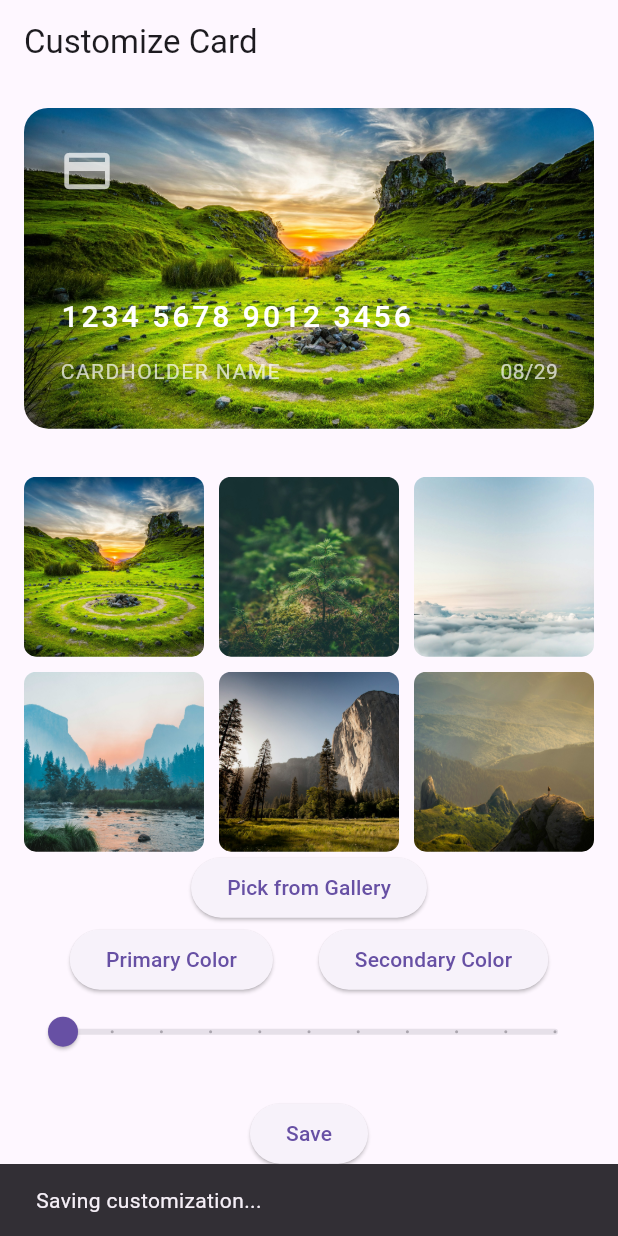
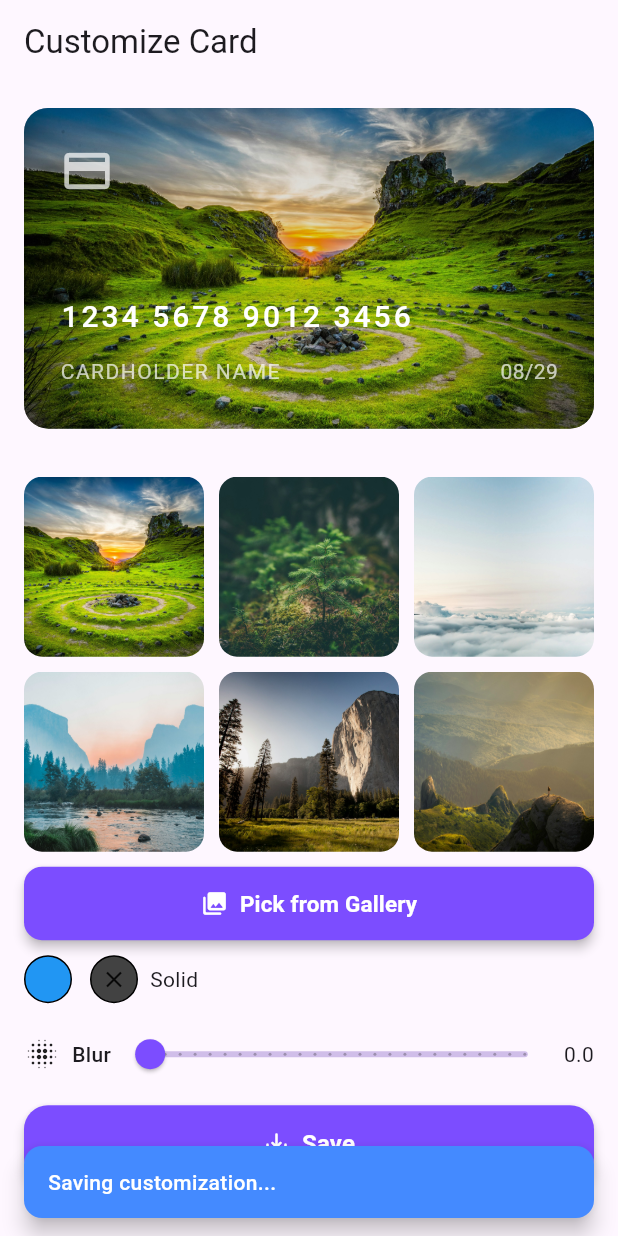
Before and after one commit to AsadbekDeveloper/card_customization, a Flutter app: the screen it shows after launch, after a tap on "Save", on a phone screen of 412 x 824 dp. Run offline on Flutter 3.47's test engine with Material 3 defaults, Android fonts, the phone set to English and light mode, and no system bars; our stand-ins replace equatable, flutter_bloc, flutter_colorpicker, flutter_image_compress, image_picker.

Commit message:
Improving the ui

```diff
--- a/lib/features/card_customization/data/repositories/card_customization_repository_impl.dart
+++ b/lib/features/card_customization/data/repositories/card_customization_repository_impl.dart
@@ -11,7 +11,6 @@ class CardCustomizationRepositoryImpl implements CardCustomizationRepository {
     Uint8List? compressedImageBytes,
   }) async {
     await Future.delayed(const Duration(seconds: 2));
-
     final mockPayload = {
       'blur': data.blur,
       'color1': data.color1?.value.toRadixString(16),
--- a/lib/features/card_customization/presentation/bloc/card_customization_bloc.dart
+++ b/lib/features/card_customization/presentation/bloc/card_customization_bloc.dart
@@ -18,8 +18,6 @@ class CardCustomizationBloc extends Bloc<CardCustomizationEvent, CardCustomizati
         state.copyWith(
           data: CardCustomizationData(
             imagePath: event.imagePath,
-            scale: state.data.scale,
-            offset: state.data.offset,
             blur: state.data.blur,
           ),
           status: CardCustomizationStatus.initial,
@@ -35,8 +33,6 @@ class CardCustomizationBloc extends Bloc<CardCustomizationEvent, CardCustomizati
           state.copyWith(
             data: CardCustomizationData(
               imageFile: File(pickedFile.path),
-              scale: state.data.scale,
-              offset: state.data.offset,
               blur: state.data.blur,
             ),
             status: CardCustomizationStatus.initial,
--- a/lib/features/card_customization/presentation/pages/card_customization_page.dart
+++ b/lib/features/card_customization/presentation/pages/card_customization_page.dart
@@ -1,13 +1,12 @@
 import 'package:card_customization/features/card_customization/presentation/bloc/card_customization_bloc.dart';
 import 'package:card_customization/features/card_customization/presentation/bloc/card_customization_event.dart';
+import 'package:card_customization/features/card_customization/presentation/widgets/save_button.dart';
 import 'package:flutter/material.dart';
 import 'package:flutter_bloc/flutter_bloc.dart';
-import '../widgets/blur_slider_widget.dart';
 import '../widgets/card_widget.dart';
-import '../widgets/color_picker_widget.dart';
+import '../widgets/apperance_controls.dart';
 import '../widgets/image_grid_widget.dart';
-import '../widgets/pick_from_gallery_button.dart';
-import '../bloc/card_customization_state.dart'; // Import the state file
+import '../bloc/card_customization_state.dart';
 
 class CardCustomizationPage extends StatefulWidget {
   const CardCustomizationPage({super.key});
@@ -29,20 +28,43 @@ class _CardCustomizationPageState extends State<CardCustomizationPage> {
   Widget build(BuildContext context) {
     return Scaffold(
       appBar: AppBar(title: const Text('Customize Card')),
-      body: BlocListener<CardCustomizationBloc, CardCustomizationState>(
+      body: SafeArea(
+        child: BlocListener<CardCustomizationBloc, CardCustomizationState>(
           listener: (context, state) {
-          if (state.status == CardCustomizationStatus.loading) {
-            ScaffoldMessenger.of(context).showSnackBar(
-              const SnackBar(content: Text('Saving customization...')),
+            final messenger = ScaffoldMessenger.of(context);
+
+            void showStyledSnackBar(String message, {Color? color}) {
+              messenger.clearSnackBars();
+              messenger.showSnackBar(
+                SnackBar(
+                  content: Text(
+                    message,
+                    style: const TextStyle(color: Colors.white, fontWeight: FontWeight.w500),
+                  ),
+                  backgroundColor: color ?? Colors.grey[900],
+                  behavior: SnackBarBehavior.floating,
+                  shape: RoundedRectangleBorder(borderRadius: BorderRadius.circular(12)),
+                  margin: const EdgeInsets.symmetric(horizontal: 16, vertical: 12),
+                  duration: const Duration(seconds: 2),
+                ),
               );
-          } else if (state.status == CardCustomizationStatus.success) {
-            ScaffoldMessenger.of(context).showSnackBar(
-              const SnackBar(content: Text('Customization saved successfully!')),
+            }
+
+            switch (state.status) {
+              case CardCustomizationStatus.loading:
+                showStyledSnackBar('Saving customization...', color: Colors.blueAccent);
+                break;
+              case CardCustomizationStatus.success:
+                showStyledSnackBar('Customization saved successfully!', color: Colors.green);
+                break;
+              case CardCustomizationStatus.failure:
+                showStyledSnackBar(
+                  'Failed to save customization: ${state.errorMessage}',
+                  color: Colors.redAccent,
                 );
-          } else if (state.status == CardCustomizationStatus.failure) {
-            ScaffoldMessenger.of(context).showSnackBar(
-              SnackBar(content: Text('Failed to save customization: ${state.errorMessage}')),
-            );
+                break;
+              default:
+                break;
             }
           },
           child: CustomScrollView(
@@ -57,16 +79,10 @@ class _CardCustomizationPageState extends State<CardCustomizationPage> {
                   child: Column(
                     children: [
                       ImageGridWidget(),
-                    const PickFromGalleryButton(),
-                    const ColorPickerWidget(),
-                    const BlurSliderWidget(),
-                    const SizedBox(height: 20),
-                    ElevatedButton(
-                      onPressed: () {
-                        context.read<CardCustomizationBloc>().add(SaveCustomization());
-                      },
-                      child: const Text('Save'),
-                    ),
+                      const SizedBox(height: 10),
+                      const AppearanceControlsWidget(),
+                      const SizedBox(height: 10),
+                      SaveButton(),
                     ],
                   ),
                 ),
@@ -74,6 +90,7 @@ class _CardCustomizationPageState extends State<CardCustomizationPage> {
             ],
           ),
         ),
+      ),
     );
   }
 }
--- /dev/null
+++ b/lib/features/card_customization/presentation/widgets/apperance_controls.dart
@@ -0,0 +1,124 @@
+import 'package:flutter/material.dart';
+import 'package:flutter_bloc/flutter_bloc.dart';
+import 'package:flutter_colorpicker/flutter_colorpicker.dart';
+import '../bloc/card_customization_bloc.dart';
+import '../bloc/card_customization_event.dart';
+import '../bloc/card_customization_state.dart';
+
+class AppearanceControlsWidget extends StatelessWidget {
+  const AppearanceControlsWidget({super.key});
+
+  @override
+  Widget build(BuildContext context) {
+    return BlocBuilder<CardCustomizationBloc, CardCustomizationState>(
+      builder: (context, state) {
+        final primary = state.data.color1 ?? Colors.blue;
+        final secondary = state.data.color2;
+
+        return Column(
+          crossAxisAlignment: CrossAxisAlignment.center,
+          children: [
+            Row(
+              children: [
+                _buildColorDot(context, primary, isPrimary: true),
+                const SizedBox(width: 12),
+                _buildColorDot(context, secondary ?? Colors.transparent, isPrimary: false),
+                const SizedBox(width: 8),
+                Text(secondary != null ? "Gradient" : "Solid"),
+              ],
+            ),
+            const SizedBox(height: 10),
+
+            Row(
+              children: [
+                const Icon(Icons.blur_on),
+                const SizedBox(width: 8),
+                const Text('Blur', style: TextStyle(fontSize: 14, fontWeight: FontWeight.w500)),
+                Expanded(
+                  child: SliderTheme(
+                    data: SliderTheme.of(context).copyWith(
+                      activeTrackColor: Colors.deepPurpleAccent,
+                      inactiveTrackColor: Colors.deepPurple.withOpacity(0.3),
+                      thumbColor: Colors.deepPurpleAccent,
+                      overlayColor: Colors.deepPurpleAccent.withOpacity(0.2),
+                      trackHeight: 4,
+                      thumbShape: const RoundSliderThumbShape(enabledThumbRadius: 10),
+                    ),
+                    child: Slider(
+                      value: state.data.blur,
+                      min: 0,
+                      max: 25,
+                      divisions: 25,
+                      onChanged: (value) {
+                        context.read<CardCustomizationBloc>().add(BlurChanged(value));
+                      },
+                    ),
+                  ),
+                ),
+                Text(state.data.blur.toStringAsFixed(1)),
+              ],
+            ),
+          ],
+        );
+      },
+    );
+  }
+
+  Widget _buildColorDot(BuildContext context, Color color, {required bool isPrimary}) {
+    final isTransparent = color == Colors.transparent;
+
+    return InkWell(
+      onTap: () => _pickColor(context, isPrimary),
+      borderRadius: BorderRadius.circular(24),
+      child: Container(
+        width: 32,
+        height: 32,
+        decoration: BoxDecoration(
+          color: isTransparent ? Colors.grey.shade800 : color,
+          shape: BoxShape.circle,
+          border: Border.all(width: 1),
+        ),
+        child: isTransparent ? const Icon(Icons.close, size: 18) : null,
+      ),
+    );
+  }
+
+  void _pickColor(BuildContext context, bool isPrimary) {
+    final bloc = context.read<CardCustomizationBloc>();
+    Color pickedColor = isPrimary
+        ? bloc.state.data.color1 ?? Colors.blue
+        : bloc.state.data.color2 ?? Colors.red;
+
+    showDialog(
+      context: context,
+      builder: (_) => AlertDialog(
+        title: Text(isPrimary ? 'Pick Primary Color' : 'Pick Secondary Color'),
+        content: SingleChildScrollView(
+          child: ColorPicker(
+            pickerColor: pickedColor,
+            onColorChanged: (color) => pickedColor = color,
+          ),
+        ),
+        actions: [
+          TextButton(onPressed: () => Navigator.pop(context), child: const Text('Cancel')),
+          ElevatedButton(
+            onPressed: () {
+              if (isPrimary) {
+                bloc.add(ColorChanged(pickedColor, color2: bloc.state.data.color2));
+              } else {
+                bloc.add(
+                  ColorChanged(
+                    bloc.state.data.color1 ?? Colors.blue,
+                    color2: pickedColor == bloc.state.data.color1 ? null : pickedColor,
+                  ),
+                );
+              }
+              Navigator.pop(context);
+            },
+            child: const Text('Select'),
+          ),
+        ],
+      ),
+    );
+  }
+}
--- a/lib/features/card_customization/presentation/widgets/blur_slider_widget.dart
+++ /dev/null
@@ -1,27 +0,0 @@
-import 'package:flutter/material.dart';
-import 'package:flutter_bloc/flutter_bloc.dart';
-import '../bloc/card_customization_bloc.dart';
-import '../bloc/card_customization_event.dart';
-import '../bloc/card_customization_state.dart';
-
-class BlurSliderWidget extends StatelessWidget {
-  const BlurSliderWidget({super.key});
-
-  @override
-  Widget build(BuildContext context) {
-    return BlocBuilder<CardCustomizationBloc, CardCustomizationState>(
-      builder: (context, state) {
-        return Slider(
-          value: state.data.blur,
-          min: 0,
-          max: 10,
-          divisions: 10,
-          label: state.data.blur.round().toString(),
-          onChanged: (double value) {
-            context.read<CardCustomizationBloc>().add(BlurChanged(value));
-          },
-        );
-      },
-    );
-  }
-}
--- a/lib/features/card_customization/presentation/widgets/card_widget.dart
+++ b/lib/features/card_customization/presentation/widgets/card_widget.dart
@@ -37,13 +37,15 @@ class _CardWidgetState extends State<CardWidget> {
           child: GestureDetector(
             onScaleStart: (details) {
               _scale = state.data.scale;
+              _offset = state.data.offset;
             },
             onScaleUpdate: (details) {
+              final deltaScale = (details.scale - 1) * 0.2;
+              final newScale = (_scale + deltaScale).clamp(0.5, 3.0);
+
+              context.read<CardCustomizationBloc>().add(ScaleUpdated(newScale));
               context.read<CardCustomizationBloc>().add(
-                ScaleUpdated(state.data.scale * details.scale),
-              );
-              context.read<CardCustomizationBloc>().add(
-                PositionUpdated(state.data.offset + details.focalPointDelta),
+                PositionUpdated(_offset + details.focalPointDelta),
               );
             },
             child: ClipRRect(
@@ -51,6 +53,7 @@ class _CardWidgetState extends State<CardWidget> {
               child: Stack(
                 fit: StackFit.expand,
                 children: [
+                  ColoredBox(color: Colors.grey),
                   Container(
                     decoration: BoxDecoration(
                       gradient:
@@ -87,7 +90,7 @@ class _CardWidgetState extends State<CardWidget> {
 
                   BackdropFilter(
                     filter: ImageFilter.blur(sigmaX: state.data.blur, sigmaY: state.data.blur),
-                    child: Container(color: Colors.transparent),
+                    child: Container(color: Colors.black12),
                   ),
                   Positioned(
                     top: 24,
--- a/lib/features/card_customization/presentation/widgets/color_picker_widget.dart
+++ /dev/null
@@ -1,66 +0,0 @@
-import 'package:flutter/material.dart';
-import 'package:flutter_bloc/flutter_bloc.dart';
-import 'package:flutter_colorpicker/flutter_colorpicker.dart';
-import '../bloc/card_customization_bloc.dart';
-import '../bloc/card_customization_event.dart';
-import '../bloc/card_customization_state.dart';
-
-class ColorPickerWidget extends StatelessWidget {
-  const ColorPickerWidget({super.key});
-
-  @override
-  Widget build(BuildContext context) {
-    return BlocBuilder<CardCustomizationBloc, CardCustomizationState>(
-      builder: (context, state) {
-        return Row(
-          mainAxisAlignment: MainAxisAlignment.spaceEvenly,
-          children: [
-            ElevatedButton(
-              onPressed: () => _pickColor(context, true),
-              child: const Text('Primary Color'),
-            ),
-            ElevatedButton(
-              onPressed: () => _pickColor(context, false),
-              child: const Text('Secondary Color'),
-            ),
-          ],
-        );
-      },
-    );
-  }
-
-  void _pickColor(BuildContext context, bool isPrimary) {
-    Color pickedColor = isPrimary
-        ? context.read<CardCustomizationBloc>().state.data.color1 ??
-            Colors.blue
-        : context.read<CardCustomizationBloc>().state.data.color2 ??
-            Colors.red;
-
-    showDialog(
-      context: context,
-      builder: (context) => AlertDialog(
-        title: const Text('Pick a color!'),
-        content: SingleChildScrollView(
-          child: ColorPicker(
-            pickerColor: pickedColor,
-            onColorChanged: (color) => pickedColor = color,
-          ),
-        ),
-        actions: <Widget>[
-          ElevatedButton(
-            child: const Text('Got it'),
-            onPressed: () {
-              final bloc = context.read<CardCustomizationBloc>();
-              if (isPrimary) {
-                bloc.add(ColorChanged(pickedColor, color2: bloc.state.data.color2));
-              } else {
-                bloc.add(ColorChanged(bloc.state.data.color1 ?? Colors.blue, color2: pickedColor));
-              }
-              Navigator.of(context).pop();
-            },
-          ),
-        ],
-      ),
-    );
-  }
-}
--- a/lib/features/card_customization/presentation/widgets/image_grid_widget.dart
+++ b/lib/features/card_customization/presentation/widgets/image_grid_widget.dart
@@ -10,7 +10,10 @@ class ImageGridWidget extends StatelessWidget {
   Widget build(BuildContext context) {
     const crossAxisCount = 3;
 
-    return GridView.builder(
+    return Column(
+      crossAxisAlignment: CrossAxisAlignment.stretch,
+      children: [
+        GridView.builder(
           gridDelegate: const SliverGridDelegateWithFixedCrossAxisCount(
             crossAxisCount: crossAxisCount,
             mainAxisSpacing: 10,
@@ -26,11 +29,29 @@ class ImageGridWidget extends StatelessWidget {
               onTap: () =>
                   context.read<CardCustomizationBloc>().add(PredefinedImageSelected(imagePath)),
               child: ClipRRect(
-            borderRadius: BorderRadius.circular(8),
+                borderRadius: BorderRadius.circular(12),
                 child: Image.asset(imagePath, fit: BoxFit.cover),
               ),
             );
           },
+        ),
+        const SizedBox(height: 10),
+        ElevatedButton.icon(
+          style: ElevatedButton.styleFrom(
+            backgroundColor: Colors.deepPurpleAccent,
+            foregroundColor: Colors.white,
+            padding: const EdgeInsets.symmetric(vertical: 14),
+            shape: RoundedRectangleBorder(borderRadius: BorderRadius.circular(12)),
+            elevation: 3,
+          ),
+          icon: const Icon(Icons.photo_library_rounded),
+          label: const Text(
+            'Pick from Gallery',
+            style: TextStyle(fontSize: 15, fontWeight: FontWeight.w600),
+          ),
+          onPressed: () => context.read<CardCustomizationBloc>().add(ImagePicked()),
+        ),
+      ],
     );
   }
 }
--- /dev/null
+++ b/lib/features/card_customization/presentation/widgets/save_button.dart
@@ -0,0 +1,29 @@
+import 'package:card_customization/features/card_customization/presentation/bloc/card_customization_bloc.dart';
+import 'package:card_customization/features/card_customization/presentation/bloc/card_customization_event.dart';
+import 'package:flutter/material.dart';
+import 'package:flutter_bloc/flutter_bloc.dart';
+
+class SaveButton extends StatelessWidget {
+  const SaveButton({super.key});
+
+  @override
+  Widget build(BuildContext context) {
+    return SizedBox(
+      width: double.infinity,
+      child: ElevatedButton.icon(
+        style: ElevatedButton.styleFrom(
+          backgroundColor: Colors.deepPurpleAccent,
+          foregroundColor: Colors.white,
+          padding: const EdgeInsets.symmetric(vertical: 14),
+          shape: RoundedRectangleBorder(borderRadius: BorderRadius.circular(16)),
+          elevation: 3,
+        ),
+        icon: const Icon(Icons.save_alt_rounded),
+        label: const Text('Save', style: TextStyle(fontSize: 16, fontWeight: FontWeight.w600)),
+        onPressed: () {
+          context.read<CardCustomizationBloc>().add(SaveCustomization());
+        },
+      ),
+    );
+  }
+}
```
Lines whose indentation alone changed are shown as unchanged.
